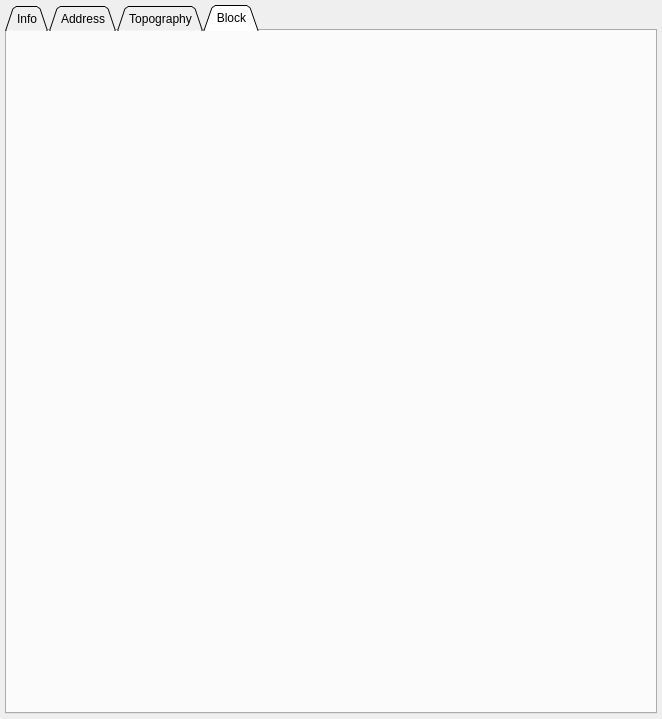
This is ui_files/QgisVdoDockwidgetBase.ui in lugovskovp/QGIS_VDO as Qt 5 draws it before an edit. The edited form follows.
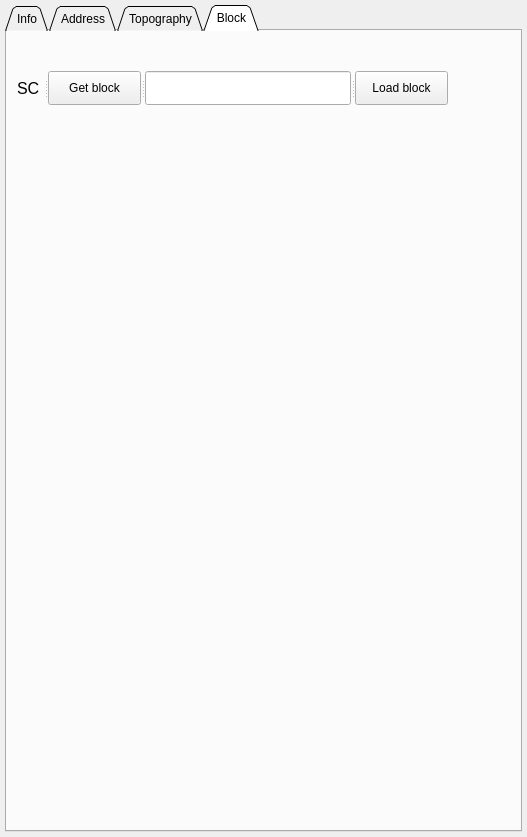
This is the edited form. The open tabs and pages were chosen to show the change. Custom widgets are drawn as their Qt base class.

Commit message: получение координат по клику activate_coords_tool, поиск в scale по координатам  find_by_coord

Patch:
```diff
--- a/ui_files/QgisVdoDockwidgetBase.ui
+++ b/ui_files/QgisVdoDockwidgetBase.ui
@@ -6,8 +6,8 @@
    <rect>
     <x>0</x>
     <y>0</y>
-    <width>662</width>
-    <height>719</height>
+    <width>527</width>
+    <height>837</height>
    </rect>
   </property>
   <property name="sizePolicy">
@@ -1199,6 +1199,52 @@
        <attribute name="title">
         <string>Block</string>
        </attribute>
+       <widget class="QSplitter" name="splitter">
+        <property name="geometry">
+         <rect>
+          <x>10</x>
+          <y>40</y>
+          <width>431</width>
+          <height>34</height>
+         </rect>
+        </property>
+        <property name="orientation">
+         <enum>Qt::Horizontal</enum>
+        </property>
+        <widget class="QLabel" name="l_currScaleId">
+         <property name="font">
+          <font>
+           <pointsize>12</pointsize>
+          </font>
+         </property>
+         <property name="toolTip">
+          <string>Current scale. Change on Topography tab.</string>
+         </property>
+         <property name="text">
+          <string>SC</string>
+         </property>
+        </widget>
+        <widget class="QPushButton" name="pb_getCoordinates">
+         <property name="text">
+          <string>Get block</string>
+         </property>
+         <property name="checkable">
+          <bool>true</bool>
+         </property>
+        </widget>
+        <widget class="QLineEdit" name="le_bladdr">
+         <property name="font">
+          <font>
+           <pointsize>14</pointsize>
+          </font>
+         </property>
+        </widget>
+        <widget class="QPushButton" name="pb_loadBlock">
+         <property name="text">
+          <string>Load block</string>
+         </property>
+        </widget>
+       </widget>
       </widget>
      </widget>
     </item>
```
Left out of the diff: 16 changed lines with no effect on the pictures. The commit also changes 2 other files.
